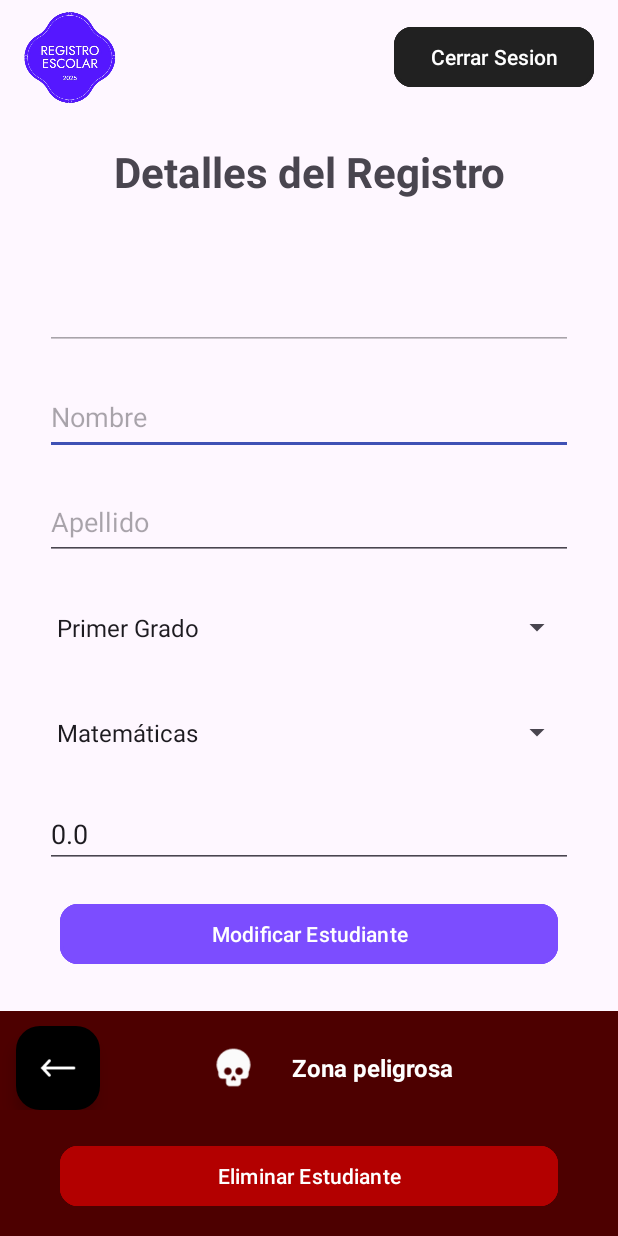
After one commit to jacquelinechavez30/Desafio-2-DSM-2025, an Android app: the DetallesEspecificosEstudiantesActivity screen opened directly, with no data from a screen before it, on a phone screen of 412 x 824 dp. The commit adds this screen. Run offline under Robolectric (Android 15) with nearby library versions, the phone set to English and light mode, and no system bars; our stand-ins replace Firebase (no records; nobody signed in at launch, a user with empty details on screens opened directly).

Commit message:
dev: Funcionalidad de eliminar añadida,Actividad nueva implementada para eliminaciones y modificaciones. Diseño mejorado y cuido de memoria RAMpara pasar de pantalla en pantalla.

```diff
--- a/app/src/main/AndroidManifest.xml
+++ b/app/src/main/AndroidManifest.xml
@@ -13,8 +13,11 @@
         android:theme="@style/Theme.RegistroEscolar"
         tools:targetApi="31">
         <activity
+            android:name=".DetallesEspecificosEstudiantesActivity"
+            android:exported="false" />
+        <activity
             android:name=".SplashScreenActivity"
-            android:exported="true" >
+            android:exported="true">
             <intent-filter>
                 <action android:name="android.intent.action.MAIN" />
 
@@ -33,7 +36,6 @@
         <activity
             android:name=".RegistroActivity"
             android:exported="false" />
-
         <activity
             android:name=".LoginActivity"
             android:exported="false" />
--- /dev/null
+++ b/app/src/main/java/com/example/registroescolar/DetallesEspecificosEstudiantesActivity.kt
@@ -0,0 +1,157 @@
+package com.example.registroescolar
+
+import android.content.Context
+import android.content.Intent
+import android.os.Bundle
+import android.widget.ArrayAdapter
+import android.widget.EditText
+import android.widget.LinearLayout
+import android.widget.Spinner
+import android.widget.Toast
+import androidx.activity.enableEdgeToEdge
+import androidx.appcompat.app.AlertDialog
+import androidx.appcompat.app.AppCompatActivity
+import androidx.core.view.ViewCompat
+import androidx.core.view.WindowInsetsCompat
+import com.google.android.material.button.MaterialButton
+import com.google.android.material.floatingactionbutton.FloatingActionButton
+import com.google.firebase.database.DatabaseReference
+import com.google.firebase.database.FirebaseDatabase
+
+class DetallesEspecificosEstudiantesActivity : AppCompatActivity() {
+
+    // Definicion de botones
+    private lateinit var btnModificar: MaterialButton
+    private lateinit var btnEliminar: MaterialButton
+    private lateinit var database: DatabaseReference
+    private lateinit var verRegistrosButton: FloatingActionButton
+
+    // Obtener referencia a la base de datos
+
+
+    override fun onCreate(savedInstanceState: Bundle?) {
+        super.onCreate(savedInstanceState)
+        enableEdgeToEdge()
+        setContentView(R.layout.activity_detalles_especificos_estudiantes)
+        ViewCompat.setOnApplyWindowInsetsListener(findViewById(R.id.main)) { v, insets ->
+            val systemBars = insets.getInsets(WindowInsetsCompat.Type.systemBars())
+            v.setPadding(systemBars.left, systemBars.top, systemBars.right, systemBars.bottom)
+            insets
+        }
+
+        // Obtener referencias a los elementos del layout
+        val edtIdEstudiante = findViewById<EditText>(R.id.idEstudiante)
+        val edtNombre = findViewById<EditText>(R.id.edtNombre)
+        val edtApellido = findViewById<EditText>(R.id.edtApellido)
+        val spinnerGrado = findViewById<Spinner>(R.id.spinnerGrado)
+        val spinnerMateria = findViewById<Spinner>(R.id.spinnerMateria)
+        val edtNotaFinal = findViewById<EditText>(R.id.edtNotaFinal)
+
+        // Obtener datos del Intent
+        val uid = intent.getStringExtra("USER_ID")
+        val codigoEstudiante = intent.getStringExtra("codigoEstudiante")
+        val nombre = intent.getStringExtra("nombre")
+        val apellido = intent.getStringExtra("apellido")
+        val grado = intent.getStringExtra("grado")  // Si es número, usa getIntExtra()
+        val materia = intent.getStringExtra("materia")
+        val notaFinal = intent.getFloatExtra("notaFinal", 0.0f)  // Usa 0.0f como valor por defecto
+
+
+        // Adsignacion de valores de los botones
+        btnModificar = findViewById(R.id.btnModificar)
+        btnEliminar = findViewById(R.id.btnEliminar)
+        verRegistrosButton = findViewById(R.id.verregistrosButton)
+        database = FirebaseDatabase.getInstance().getReference("Registros")
+
+        // Mostrar los datos en los campos de la UI
+
+        edtIdEstudiante.setText(codigoEstudiante)
+        edtNombre.setText(nombre)
+        edtApellido.setText(apellido)
+        edtNotaFinal.setText(String.format(notaFinal.toString()))
+
+        // Datos para los Spinners (Grados y Materias)
+        val grados = arrayOf("Primer Grado", "Segundo Grado", "Tercer Grado", "Cuarto Grado", "Quinto Grado", "Sexto Grado", "Septimo Grado", "Octavo Grado", "Noveno Grado")
+        val materias = arrayOf("Matemáticas", "Ciencias", "Lenguaje", "Sociales", "Inglés", "Educación Física", "Informatica")
+
+        // Adaptadores para los Spinners
+        val adaptadorGrados = ArrayAdapter(this, android.R.layout.simple_spinner_item, grados)
+        val adaptadorMaterias = ArrayAdapter(this, android.R.layout.simple_spinner_item, materias)
+
+        // Los adaptadores en los Spinners
+        spinnerGrado.adapter = adaptadorGrados
+        spinnerMateria.adapter = adaptadorMaterias
+
+        // Se establecen los valores que vienen con el objeto de estudiante.
+        spinnerGrado.setSelection(grados.indexOf(grado))
+        spinnerMateria.setSelection(materias.indexOf(materia))
+
+
+
+        btnEliminar.setOnClickListener {
+            // Eliminar el nodo con el ID específico
+
+            AlertDialog.Builder(this)
+                .setTitle("Eliminar Registro")
+                .setMessage("¿Estás seguro de que deseas eliminar este registro?")
+                .setPositiveButton("Sí") { _, _ ->
+                    this.mostrarDialogoConfirmacion(it.context, codigoEstudiante.toString())
+                }
+                .setNegativeButton("No", null)
+                .show()
+        }
+
+        verRegistrosButton.setOnClickListener {
+            intent = Intent(this, VerRegistrosActivity::class.java)
+            intent.putExtra("USER_ID", uid)
+            startActivity(intent)
+            finish()
+        }
+
+    }
+
+    private fun eliminarRegistro(idEstudiante:String) {
+        database.child(idEstudiante).removeValue()
+            .addOnSuccessListener {
+                println("Registro eliminado correctamente")
+                Toast.makeText(this, "Registro eliminado correctamente", Toast.LENGTH_SHORT).show()
+                //Devolver a la vista anterior
+                verRegistrosButton.performClick() // Aquí simulamos un clic en el botón
+            }
+            .addOnFailureListener { exception ->
+                println("Error al eliminar el registro: ${exception.message}")
+                Toast.makeText(this, "No se ha podido eliminar el registro", Toast.LENGTH_SHORT).show()
+            }
+    }
+
+    private fun mostrarDialogoConfirmacion(context: Context, idRegistro: String) {
+        val editText = EditText(context)
+        editText.hint = "Escribe: Quiero eliminar este registro"
+
+        // Configurar el EditText dentro de un LinearLayout
+        val layout = LinearLayout(context)
+        layout.orientation = LinearLayout.VERTICAL
+        layout.setPadding(50, 20, 50, 20)
+        layout.addView(editText)
+
+        // Crear el AlertDialog
+        val dialog = AlertDialog.Builder(context)
+            .setTitle("Confirmar Eliminación")
+            .setMessage("Para eliminar este registro, escribe: 'Quiero eliminar este registro'")
+            .setView(layout)
+            .setPositiveButton("Eliminar") { _, _ ->
+                val textoIngresado = editText.text.toString()
+
+                if (textoIngresado == "Quiero eliminar este registro") {
+                    eliminarRegistro(idRegistro)
+                    Toast.makeText(context, "Registro eliminado", Toast.LENGTH_SHORT).show()
+                } else {
+                    Toast.makeText(context, "El texto ingresado no es correcto", Toast.LENGTH_SHORT).show()
+                }
+            }
+            .setNegativeButton("Cancelar", null)
+            .create()
+
+        dialog.show()
+    }
+}
--- /dev/null
+++ b/app/src/main/res/layout/activity_detalles_especificos_estudiantes.xml
@@ -0,0 +1,181 @@
+<?xml version="1.0" encoding="utf-8"?>
+<androidx.constraintlayout.widget.ConstraintLayout  xmlns:android="http://schemas.android.com/apk/res/android"
+    xmlns:app="http://schemas.android.com/apk/res-auto"
+    xmlns:tools="http://schemas.android.com/tools"
+    android:id="@+id/main"
+    android:layout_width="match_parent"
+    android:layout_height="match_parent"
+    android:orientation="vertical"
+    tools:context=".DetallesEspecificosEstudiantesActivity">
+
+    <LinearLayout
+        android:layout_width="match_parent"
+        android:layout_height="match_parent"
+
+        android:orientation="vertical"
+        tools:layout_editor_absoluteX="0dp"
+        tools:layout_editor_absoluteY="0dp">
+        <!-- Barra Superior -->
+        <include
+            android:id="@+id/barra_superior"
+            layout="@layout/activity_barrasuperior"
+            android:layout_width="match_parent"
+            android:layout_height="75dp" />
+
+
+        <TextView
+            android:id="@+id/tituloDetalles"
+            android:layout_width="match_parent"
+            android:layout_height="wrap_content"
+            android:layout_marginTop="20dp"
+            android:gravity="center"
+            android:text="Detalles del Registro"
+            android:textSize="28sp"
+            android:textStyle="bold"
+
+            />
+
+
+        <EditText
+            android:id="@+id/idEstudiante"
+            android:layout_width="match_parent"
+            android:layout_height="50dp"
+            android:layout_marginStart="30dp"
+            android:layout_marginTop="50dp"
+            android:layout_marginEnd="30dp"
+            android:enabled="false"
+            android:text="" />
+
+        <EditText
+            android:id="@+id/edtNombre"
+            android:layout_width="match_parent"
+            android:layout_height="50dp"
+            android:layout_marginStart="30dp"
+            android:layout_marginTop="20dp"
+            android:layout_marginEnd="30dp"
+            android:hint="@string/nombre"
+            android:text="" />
+
+        <EditText
+            android:id="@+id/edtApellido"
+            android:layout_width="match_parent"
+            android:layout_height="50dp"
+            android:layout_marginStart="30dp"
+            android:layout_marginTop="20dp"
+            android:layout_marginEnd="30dp"
+            android:hint="@string/apellidoestudiante"
+            android:text="" />
+
+        <Spinner
+            android:id="@+id/spinnerGrado"
+            android:layout_width="match_parent"
+            android:layout_height="50dp"
+            android:layout_marginStart="30dp"
+            android:layout_marginTop="20dp"
+            android:layout_marginEnd="30dp"
+            android:hint="Grado" />
+
+        <Spinner
+            android:id="@+id/spinnerMateria"
+            android:layout_width="match_parent"
+            android:layout_height="50dp"
+            android:layout_marginStart="30dp"
+            android:layout_marginTop="20dp"
+            android:layout_marginEnd="30dp"
+            android:hint="Materia" />
+
+        <EditText
+            android:id="@+id/edtNotaFinal"
+            android:layout_width="match_parent"
+            android:layout_height="wrap_content"
+            android:layout_marginStart="30dp"
+            android:layout_marginTop="20dp"
+            android:layout_marginEnd="30dp"
+            android:hint="Nota Final"
+            android:inputType="numberDecimal" />
+
+
+        <com.google.android.material.button.MaterialButton
+            android:id="@+id/btnModificar"
+            android:layout_width="match_parent"
+            android:layout_height="wrap_content"
+            android:layout_marginStart="40dp"
+            android:layout_marginTop="20dp"
+            android:layout_marginEnd="40dp"
+            android:backgroundTint="?attr/colorPrimary"
+            android:text="Modificar Estudiante"
+            android:textColor="?attr/colorOnPrimary"
+            app:cornerRadius="12dp"
+            app:strokeColor="?attr/colorPrimary"
+            app:strokeWidth="2dp" />
+
+
+    </LinearLayout>
+
+    <LinearLayout
+        android:layout_width="match_parent"
+        android:layout_height="150dp"
+        android:background="@color/color_rojo_background"
+        android:orientation="vertical"
+        android:layout_marginTop="35dp"
+        app:layout_constraintBottom_toBottomOf="parent"
+        >
+
+        <LinearLayout
+            android:layout_width="match_parent"
+            android:layout_height="wrap_content"
+            android:orientation = "horizontal"
+            android:gravity="center"
+            android:layout_marginTop="10dp"
+
+            >
+
+            <com.google.android.material.floatingactionbutton.FloatingActionButton
+                android:id="@+id/verregistrosButton"
+                android:layout_width="0dp"
+                android:layout_height="wrap_content"
+                android:layout_gravity="start"
+                android:backgroundTint="@color/black"
+                android:layout_weight="1"
+                app:tint="@color/white"
+                app:srcCompat="@drawable/left_arrow" />
+        <ImageView
+            android:layout_width="0dp"
+            android:layout_height="30dp"
+            android:layout_marginStart="50dp"
+            android:src="@drawable/skull_icon"
+            android:layout_weight="1"
+            />
+
+            <TextView
+                android:layout_width="0dp"
+                android:layout_height="wrap_content"
+                android:text="Zona peligrosa"
+                android:layout_weight="2"
+                android:textSize="16dp"
+                android:textColor="@color/white"
+                android:textStyle="bold"
+                android:layout_marginEnd="50dp"/>
+
+
+        </LinearLayout>
+
+        <com.google.android.material.button.MaterialButton
+            android:id="@+id/btnEliminar"
+            android:layout_width="match_parent"
+            android:layout_height="wrap_content"
+            android:layout_marginStart="40dp"
+            android:layout_marginTop="20dp"
+            android:layout_marginEnd="40dp"
+            android:backgroundTint="@color/color_rojo"
+            android:text="Eliminar Estudiante"
+            android:textColor="?attr/colorOnPrimary"
+            app:cornerRadius="12dp"
+            app:strokeColor="@color/color_rojo"
+            app:strokeWidth="2dp" />
+
+
+    </LinearLayout>
+
+
+</androidx.constraintlayout.widget.ConstraintLayout >
--- a/app/src/main/res/values/colors.xml
+++ b/app/src/main/res/values/colors.xml
@@ -9,6 +9,8 @@
     <color name="color_primario">#3F51B5</color>
     <color name="color_acento">#7C4DFF</color>
     <color name = "color_light_purple">#7562F5</color>
+    <color name = "color_rojo">#b30000</color>
+    <color name = "color_rojo_background">#4d0000</color>
 
     <!-- Colores de texto -->
     <color name="color_texto_principal">#212121</color>
--- a/app/src/main/res/values/strings.xml
+++ b/app/src/main/res/values/strings.xml
@@ -8,17 +8,17 @@
     <string name="Registrarse_Action_Button">Registrarse</string>
     <string name="Guardar">Guardar</string>
     <string name="nombre">Nombre</string>
-    <string name="nombreestudiante">Nombre:</string>
-    <string name="apellidoestudiante">Apellido:</string>
+    <string name="nombreestudiante">Nombre</string>
+    <string name="apellidoestudiante">Apellido</string>
     <string name="correo">Correo electrónico</string>
     <string name="contraseña">Contraseña</string>
     <string name="Grado">Grado:</string>
     <string name="Materia">Materia:</string>
     <string name="Nota_Final">Nota Final:</string>
     <string name="Cancelar">Cancelar</string>
-    <string name = "cargando">Cargando...</string>
-    <string name = "registros_Pantalla_titulo">Alumnos registrados</string>
-    <string name = "no_registros_Pantalla_titulo">No tienes alumnos registrados aún.</string>"
-    <string name="registrarse_title" >Registro de Docentes</string>
+    <string name="cargando">Cargando...</string>
+    <string name="registros_Pantalla_titulo">Alumnos registrados</string>
+    <string name="no_registros_Pantalla_titulo">No tienes alumnos registrados aún.</string>"
+    <string name="registrarse_title">Registro de Docentes</string>
 
 </resources>
```
Also changed, not shown: app/src/main/java/com/example/registroescolar/LoginActivity.kt (+33 -0 lines), app/src/main/java/com/example/registroescolar/Registro_de_notas_de_estudiantesActivity.kt (+12 -15 lines), app/src/main/java/com/example/registroescolar/VerRegistrosActivity.kt (+10 -9 lines), app/src/main/res/layout/activity_registro_de_notas_de_estudiantes.xml (+70 -31 lines), app/src/main/res/drawable/left_arrow.png (added), app/src/main/res/drawable/skull_icon.png (added).
